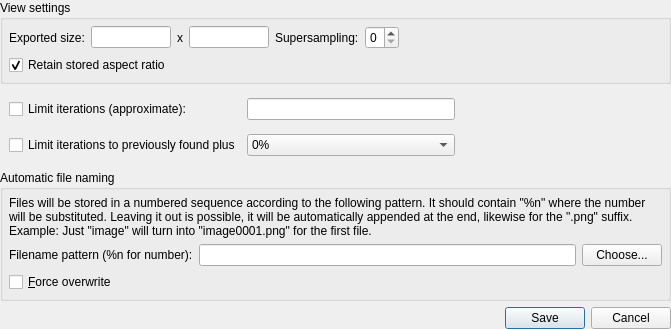
Before: the Qt Designer form src/batchrender.ui in bernds/GAPFixFractal, drawn with Qt 5.
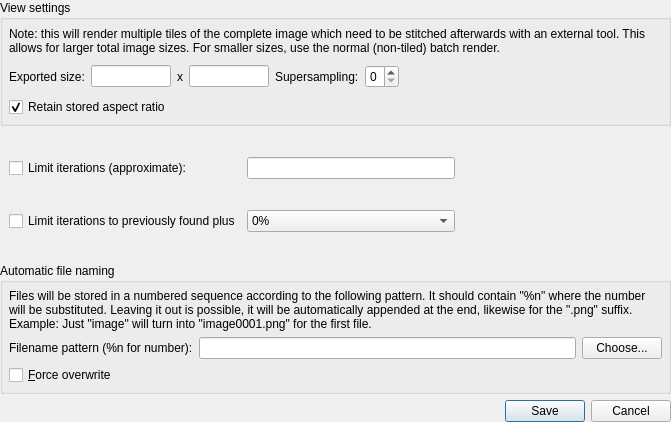
After: the same form once the commit is applied. Icons and pictures are not drawn.

Commit message:
Implement a tiled renderer
Images need to be stitched together afterwards.

The edit to the form file:
```diff
--- a/src/batchrender.ui
+++ b/src/batchrender.ui
@@ -7,7 +7,7 @@
     <x>0</x>
     <y>0</y>
     <width>671</width>
-    <height>329</height>
+    <height>422</height>
    </rect>
   </property>
   <property name="windowTitle">
@@ -44,7 +44,17 @@
       <property name="bottomMargin">
        <number>6</number>
       </property>
-      <item row="0" column="0">
+      <item row="2" column="0">
+       <widget class="QCheckBox" name="aspectCheckBox">
+        <property name="text">
+         <string>Retain stored aspect ratio</string>
+        </property>
+        <property name="checked">
+         <bool>true</bool>
+        </property>
+       </widget>
+      </item>
+      <item row="1" column="0">
        <widget class="QWidget" name="widget" native="true">
         <layout class="QHBoxLayout" name="horizontalLayout_19">
          <property name="leftMargin">
@@ -141,12 +151,12 @@
         </layout>
        </widget>
       </item>
-      <item row="1" column="0">
-       <widget class="QCheckBox" name="aspectCheckBox">
+      <item row="0" column="0">
+       <widget class="QLabel" name="tileLabel">
         <property name="text">
-         <string>Retain stored aspect ratio</string>
+         <string>Note: this will render multiple tiles of the complete image which need to be stitched afterwards with an external tool. This allows for larger total image sizes. For smaller sizes, use the normal (non-tiled) batch render.</string>
         </property>
-        <property name="checked">
+        <property name="wordWrap">
          <bool>true</bool>
         </property>
        </widget>
```
The commit also changes 5 other files.
